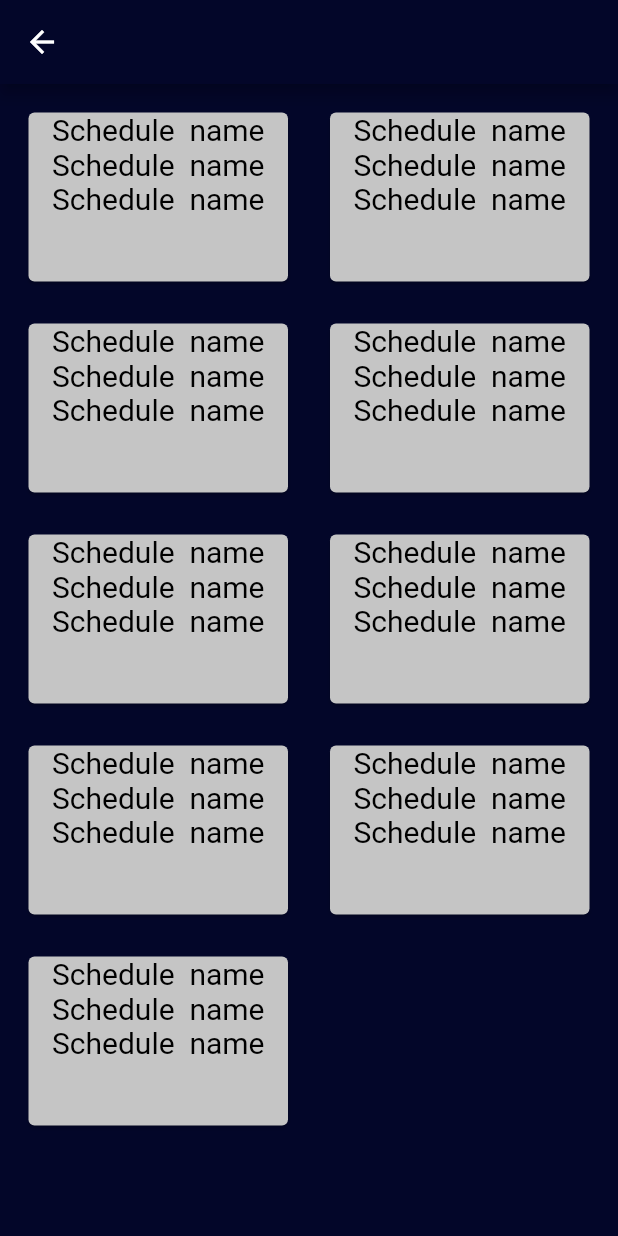
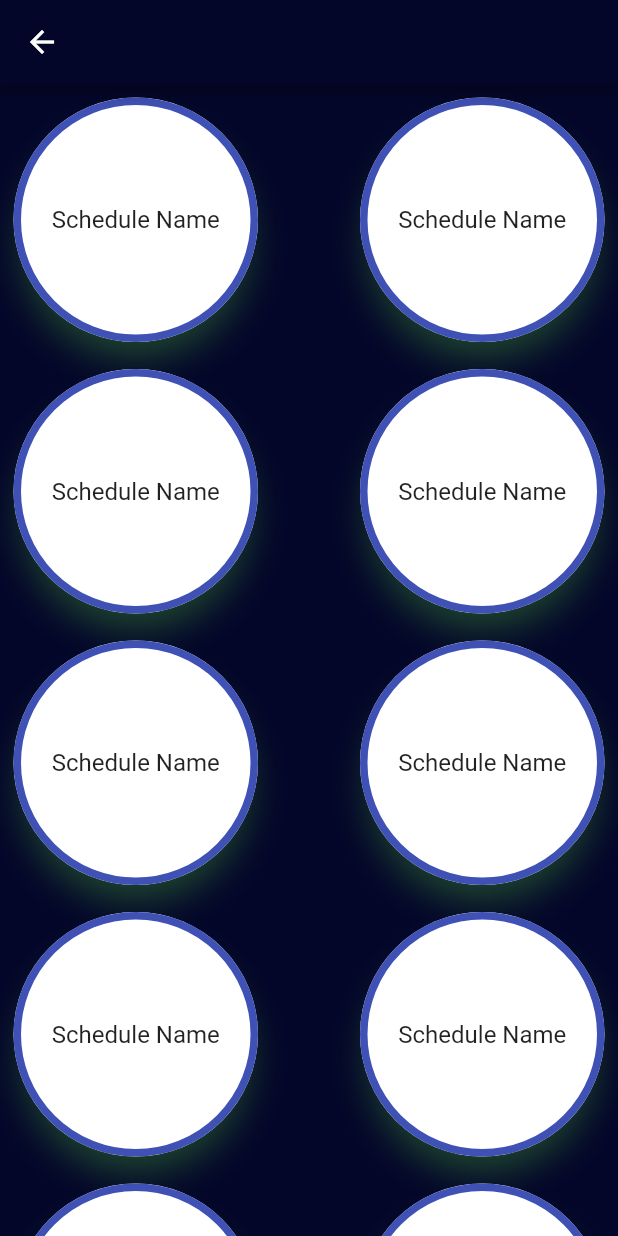
Before and after one commit to Ezz-Eldin-Ayman/LMS, a Flutter app: the ScheduleMain screen opened directly, on a phone screen of 412 x 824 dp. Run offline on Flutter 3.47's test engine with Material 2 defaults, Android fonts, the phone set to English and light mode, and no system bars; our stand-ins replace device_preview, fluttertoast, rflutter_alert; network calls fail.

Commit message:
Final Commit

```diff
--- a/lib/helper/api.dart
+++ b/lib/helper/api.dart
@@ -49,10 +49,10 @@ class Api{
       isLogin=true;
       LoginScreen(isLogin: true,);
       Fluttertoast.showToast(
-          msg: "Login Successfully",
-          toastLength: Toast.LENGTH_LONG,
+          msg: "Successfully",
+          toastLength: Toast.LENGTH_SHORT,
           gravity: ToastGravity.BOTTOM,
-          timeInSecForIosWeb: 5,
+          timeInSecForIosWeb: 3,
           backgroundColor: Colors.green,
           textColor: Colors.white,
           fontSize: 16.0
@@ -63,12 +63,12 @@ class Api{
       isLogin=false;
       Fluttertoast.showToast(
           msg: "statuscode ${response.statusCode} , ${jsonDecode(response.body)}",
-          toastLength: Toast.LENGTH_LONG,
+          toastLength: Toast.LENGTH_SHORT,
           gravity: ToastGravity.BOTTOM,
-          timeInSecForIosWeb: 5,
+          timeInSecForIosWeb: 1,
           backgroundColor: Colors.red,
           textColor: Colors.white,
-          fontSize: 16.0
+          fontSize: 16.0,
       );
       throw Exception('there is a problem in statuscode ${response.statusCode} and the error in body ${jsonDecode(response.body)}');
     }
--- a/lib/moduels/instructor/doctor/schedule/schedulemain.dart
+++ b/lib/moduels/instructor/doctor/schedule/schedulemain.dart
@@ -11,196 +11,250 @@ class _ScheduleMainState extends State<ScheduleMain> {
   @override
   Widget build(BuildContext context) {
     return Scaffold(
-      backgroundColor: Color(0xff030629),
-      appBar: AppBar(backgroundColor: Color(0xff030629),),
-      body: Container(
-        child: Padding(
-          padding: const EdgeInsets.all(15.0),
-          child: GridView(
-            children: [
-              Container(
-                child: Card(
-                color: Color(0xffC5C5C5),
-                child: Column(
-                  children: [
-                    Text('Schedule  name',style: TextStyle(
-                        fontSize: 20,
-                        color: Colors.black
-                    ),),
-                    Text('Schedule  name',style: TextStyle(
-                        fontSize: 20,
-                        color: Colors.black
-                    ),),
-                    Text('Schedule  name',style: TextStyle(
-                        fontSize: 20,
-                        color: Colors.black
-                    ),),
-                  ],
+      backgroundColor: const Color(0xff030629),
+      appBar: AppBar(backgroundColor: const Color(0xff030629),),
+      body: GridView(
+        children: const [
+          Padding(
+            padding: EdgeInsets.all(5.0),
+            child: Card(
+              child: Center(
+                child: ListTile(
+                  title: Text("Schedule Name",textAlign: TextAlign.center, ),
                 ),
-            ),
               ),
-              Card(
-              color: Color(0xffC5C5C5),
-              child: Column(
-                children: [
-                  Text('Schedule  name',style: TextStyle(
-                      fontSize: 20,
-                      color: Colors.black
-                  ),),
-                  Text('Schedule  name',style: TextStyle(
-                      fontSize: 20,
-                      color: Colors.black
-                  ),),
-                  Text('Schedule  name',style: TextStyle(
-                      fontSize: 20,
-                      color: Colors.black
-                  ),),
-                ],
+              elevation: 8,
+              shadowColor: Colors.green,
+              shape: CircleBorder(side: BorderSide(width: 5, color: Colors.indigo),
               ),
             ),
-              Card(
-              color: Color(0xffC5C5C5),
-              child: Column(
-                children: [
-                  Text('Schedule  name',style: TextStyle(
-                      fontSize: 20,
-                      color: Colors.black
-                  ),),
-                  Text('Schedule  name',style: TextStyle(
-                      fontSize: 20,
-                      color: Colors.black
-                  ),),
-                  Text('Schedule  name',style: TextStyle(
-                      fontSize: 20,
-                      color: Colors.black
-                  ),),
-                ],
+          ),
+          Padding(
+            padding: EdgeInsets.all(5.0),
+            child: Card(
+              child: Center(
+                child: ListTile(
+                  title: Text("Schedule Name",textAlign: TextAlign.center, ),
+                ),
+              ),
+              elevation: 8,
+              shadowColor: Colors.green,
+              shape: CircleBorder(side: BorderSide(width: 5, color: Colors.indigo),
               ),
             ),
-              Card(
-              color: Color(0xffC5C5C5),
-              child: Column(
-                children: [
-                  Text('Schedule  name',style: TextStyle(
-                      fontSize: 20,
-                      color: Colors.black
-                  ),),
-                  Text('Schedule  name',style: TextStyle(
-                      fontSize: 20,
-                      color: Colors.black
-                  ),),
-                  Text('Schedule  name',style: TextStyle(
-                      fontSize: 20,
-                      color: Colors.black
-                  ),),
-                ],
+          ),
+          Padding(
+            padding: EdgeInsets.all(5.0),
+            child: Card(
+              child: Center(
+                child: ListTile(
+                  title: Text("Schedule Name",textAlign: TextAlign.center, ),
+                ),
+              ),
+              elevation: 8,
+              shadowColor: Colors.green,
+              shape: CircleBorder(side: BorderSide(width: 5, color: Colors.indigo),
               ),
             ),
-              Card(
-              color: Color(0xffC5C5C5),
-              child: Column(
-                children: [
-                  Text('Schedule  name',style: TextStyle(
-                      fontSize: 20,
-                      color: Colors.black
-                  ),),
-                  Text('Schedule  name',style: TextStyle(
-                      fontSize: 20,
-                      color: Colors.black
-                  ),),
-                  Text('Schedule  name',style: TextStyle(
-                      fontSize: 20,
-                      color: Colors.black
-                  ),),
-                ],
+          ),
+          Padding(
+            padding: EdgeInsets.all(5.0),
+            child: Card(
+              child: Center(
+                child: ListTile(
+                  title: Text("Schedule Name",textAlign: TextAlign.center, ),
+                ),
+              ),
+              elevation: 8,
+              shadowColor: Colors.green,
+              shape: CircleBorder(side: BorderSide(width: 5, color: Colors.indigo),
               ),
             ),
-              Card(
-              color: Color(0xffC5C5C5),
-              child: Column(
-                children: [
-                  Text('Schedule  name',style: TextStyle(
-                      fontSize: 20,
-                      color: Colors.black
-                  ),),
-                  Text('Schedule  name',style: TextStyle(
-                      fontSize: 20,
-                      color: Colors.black
-                  ),),
-                  Text('Schedule  name',style: TextStyle(
-                      fontSize: 20,
-                      color: Colors.black
-                  ),),
-                ],
+          ),
+          Padding(
+            padding: EdgeInsets.all(5.0),
+            child: Card(
+              child: Center(
+                child: ListTile(
+                  title: Text("Schedule Name",textAlign: TextAlign.center, ),
+                ),
+              ),
+              elevation: 8,
+              shadowColor: Colors.green,
+              shape: CircleBorder(side: BorderSide(width: 5, color: Colors.indigo),
               ),
             ),
-              Card(
-              color: Color(0xffC5C5C5),
-              child: Column(
-                children: [
-                  Text('Schedule  name',style: TextStyle(
-                      fontSize: 20,
-                      color: Colors.black
-                  ),),
-                  Text('Schedule  name',style: TextStyle(
-                      fontSize: 20,
-                      color: Colors.black
-                  ),),
-                  Text('Schedule  name',style: TextStyle(
-                      fontSize: 20,
-                      color: Colors.black
-                  ),),
-                ],
+          ),
+          Padding(
+            padding: EdgeInsets.all(5.0),
+            child: Card(
+              child: Center(
+                child: ListTile(
+                  title: Text("Schedule Name",textAlign: TextAlign.center, ),
+                ),
+              ),
+              elevation: 8,
+              shadowColor: Colors.green,
+              shape: CircleBorder(side: BorderSide(width: 5, color: Colors.indigo),
               ),
             ),
-              Card(
-              color: Color(0xffC5C5C5),
-              child: Column(
-                children: [
-                  Text('Schedule  name',style: TextStyle(
-                      fontSize: 20,
-                      color: Colors.black
-                  ),),
-                  Text('Schedule  name',style: TextStyle(
-                      fontSize: 20,
-                      color: Colors.black
-                  ),),
-                  Text('Schedule  name',style: TextStyle(
-                      fontSize: 20,
-                      color: Colors.black
-                  ),),
-                ],
+          ),
+          Padding(
+            padding: EdgeInsets.all(5.0),
+            child: Card(
+              child: Center(
+                child: ListTile(
+                  title: Text("Schedule Name",textAlign: TextAlign.center, ),
+                ),
+              ),
+              elevation: 8,
+              shadowColor: Colors.green,
+              shape: CircleBorder(side: BorderSide(width: 5, color: Colors.indigo),
               ),
             ),
-              Card(
-              color: Color(0xffC5C5C5),
-              child: Column(
-                children: [
-                  Text('Schedule  name',style: TextStyle(
-                      fontSize: 20,
-                      color: Colors.black
-                  ),),
-                  Text('Schedule  name',style: TextStyle(
-                      fontSize: 20,
-                      color: Colors.black
-                  ),),
-                  Text('Schedule  name',style: TextStyle(
-                      fontSize: 20,
-                      color: Colors.black
-                  ),),
-                ],
+          ),
+          Padding(
+            padding: EdgeInsets.all(5.0),
+            child: Card(
+              child: Center(
+                child: ListTile(
+                  title: Text("Schedule Name",textAlign: TextAlign.center, ),
+                ),
+              ),
+              elevation: 8,
+              shadowColor: Colors.green,
+              shape: CircleBorder(side: BorderSide(width: 5, color: Colors.indigo),
               ),
             ),
-            ],
-              gridDelegate:const SliverGridDelegateWithMaxCrossAxisExtent(
-                maxCrossAxisExtent: 200,
-                childAspectRatio: 3/2,
-                crossAxisSpacing: 20,
-                mainAxisSpacing: 20,
-              )
           ),
-        ),
+          Padding(
+            padding: EdgeInsets.all(5.0),
+            child: Card(
+              child: Center(
+                child: ListTile(
+                  title: Text("Schedule Name",textAlign: TextAlign.center, ),
+                ),
+              ),
+              elevation: 8,
+              shadowColor: Colors.green,
+              shape: CircleBorder(side: BorderSide(width: 5, color: Colors.indigo),
+              ),
+            ),
+          ),
+          Padding(
+            padding: EdgeInsets.all(5.0),
+            child: Card(
+              child: Center(
+                child: ListTile(
+                  title: Text("Schedule Name",textAlign: TextAlign.center, ),
+                ),
+              ),
+              elevation: 8,
+              shadowColor: Colors.green,
+              shape: CircleBorder(side: BorderSide(width: 5, color: Colors.indigo),
+              ),
+            ),
+          ),
+          Padding(
+            padding: EdgeInsets.all(5.0),
+            child: Card(
+              child: Center(
+                child: ListTile(
+                  title: Text("Schedule Name",textAlign: TextAlign.center, ),
+                ),
+              ),
+              elevation: 8,
+              shadowColor: Colors.green,
+              shape: CircleBorder(side: BorderSide(width: 5, color: Colors.indigo),
+              ),
+            ),
+          ),
+          Padding(
+            padding: EdgeInsets.all(5.0),
+            child: Card(
+              child: Center(
+                child: ListTile(
+                  title: Text("Schedule Name",textAlign: TextAlign.center, ),
+                ),
+              ),
+              elevation: 8,
+              shadowColor: Colors.green,
+              shape: CircleBorder(side: BorderSide(width: 5, color: Colors.indigo),
+              ),
+            ),
+          ),
+          Padding(
+            padding: EdgeInsets.all(5.0),
+            child: Card(
+              child: Center(
+                child: ListTile(
+                  title: Text("Schedule Name",textAlign: TextAlign.center, ),
+                ),
+              ),
+              elevation: 8,
+              shadowColor: Colors.green,
+              shape: CircleBorder(side: BorderSide(width: 5, color: Colors.indigo),
+              ),
+            ),
+          ),
+          Padding(
+            padding: EdgeInsets.all(5.0),
+            child: Card(
+              child: Center(
+                child: ListTile(
+                  title: Text("Schedule Name",textAlign: TextAlign.center, ),
+                ),
+              ),
+              elevation: 8,
+              shadowColor: Colors.green,
+              shape: CircleBorder(side: BorderSide(width: 5, color: Colors.indigo),
+              ),
+            ),
+          ),
+          Padding(
+            padding: EdgeInsets.all(5.0),
+            child: Card(
+              child: Center(
+                child: ListTile(
+                  title: Text("Schedule Name",textAlign: TextAlign.center, ),
+                ),
+              ),
+              elevation: 8,
+              shadowColor: Colors.green,
+              shape: CircleBorder(side: BorderSide(width: 5, color: Colors.indigo),
+              ),
+            ),
+          ),
+
+
+        ],
+          gridDelegate: SliverGridDelegateWithFixedCrossAxisCount(
+            crossAxisCount: 2,
+            crossAxisSpacing: 50
+          )
       ),
     );
   }
 }
+
+
+//   Card(
+//
+//   color: Color(0xffC5C5C5),
+//   child: Column(
+//     children: [
+//       Text('Schedule  name',style: TextStyle(
+//           fontSize: 20,
+//           color: Colors.black
+//       ),),
+//       Text('Schedule  name',style: TextStyle(
+//           fontSize: 20,
+//           color: Colors.black
+//       ),),
+//       Text('Schedule  name',style: TextStyle(
+//           fontSize: 20,
+//           color: Colors.black
+//       ),),
+//     ],
+//   ),
+// ),
--- a/lib/moduels/login/login_screen.dart
+++ b/lib/moduels/login/login_screen.dart
@@ -1,5 +1,6 @@
 import 'package:flutter/material.dart';
 import 'package:flutter/src/widgets/framework.dart';
+import 'package:fluttertoast/fluttertoast.dart';
 import 'package:lms/layouts/chooseuniversty.dart';
 import 'package:lms/moduels/instructor/doctor/maindoctor.dart';
 import 'package:lms/services/post_gettoken.dart';
@@ -292,6 +293,7 @@ class _LoginScreenState extends State<LoginScreen> {
                           type: TextInputType.emailAddress,
                           text_field: 'enter user name',
                           prefix_icon: Icons.email_outlined,
+
                         ),
                         default_textfield(
                           control_text: email,
@@ -393,20 +395,45 @@ class _LoginScreenState extends State<LoginScreen> {
                         ),
                         default_textfield(
                           control_text: pass,
-                          type: TextInputType.text,
+                          on_submit: (value) {
+                            return print(value);
+                          },
+                          type: TextInputType.emailAddress,
                           text_field: 'enter password',
-                          prefix_icon: Icons.perm_identity_rounded,
+                          prefix_icon: Icons.lock,
+                          suffix_icon: secure
+                              ? Icons.visibility
+                              : Icons.visibility_off,
+                          iconbuttonfun: () {
+                            setState(() {
+                              secure = !secure;
+                            });
+                          },
+                          secure: secure,
                         ),
                         default_textfield(
                           control_text: passconfirm,
-                          type: TextInputType.text,
-                          text_field: 'enter confirme password',
-                          prefix_icon: Icons.perm_identity_rounded,
+                          on_submit: (value) {
+                            return print(value);
+                          },
+                          type: TextInputType.emailAddress,
+                          text_field: 'enter password',
+                          prefix_icon: Icons.lock,
+                          suffix_icon: secure
+                              ? Icons.visibility
+                              : Icons.visibility_off,
+                          iconbuttonfun: () {
+                            setState(() {
+                              secure = !secure;
+                            });
+                          },
+                          secure: secure,
                         ),
                         Padding(
                           padding: const EdgeInsets.symmetric(vertical: 15.0),
                           child: default_button(
                             pressed: () {
+                              if(username!="" || email != "" || first_name != "" || department != " " || pass != null ) {
                                 PostSignUp().postsignup(
                                     username: username.text.toString(),
                                     email: email.text.toString(),
@@ -414,7 +441,8 @@ class _LoginScreenState extends State<LoginScreen> {
                                     last_name: last_name.text.toString(),
                                     department: department.text.toString(),
                                     password: pass.text.toString(),
-                                  confirm_password: passconfirm.text.toString(),
+                                    confirm_password: passconfirm.text
+                                        .toString(),
                                     companyname: widget.companyname.toString(),
                                     usertype: widget.accounttype.toString(),
                                     gender: gender.text.toString(),
@@ -423,6 +451,13 @@ class _LoginScreenState extends State<LoginScreen> {
                                     parent_national_id:
                                     parent_national_id.text.toString(),
                                     parent_email: parent_email.text.toString());
+                              }
+                              else {
+                                Fluttertoast.showToast(
+                                  msg: "Please Fil All  Fields",
+                                  backgroundColor: Colors.red,
+                                );
+                              }
                             },
                             text: 'Submit',
                             backcolor: Color(0xff030629),
```
Lines whose indentation alone changed are shown as unchanged.
